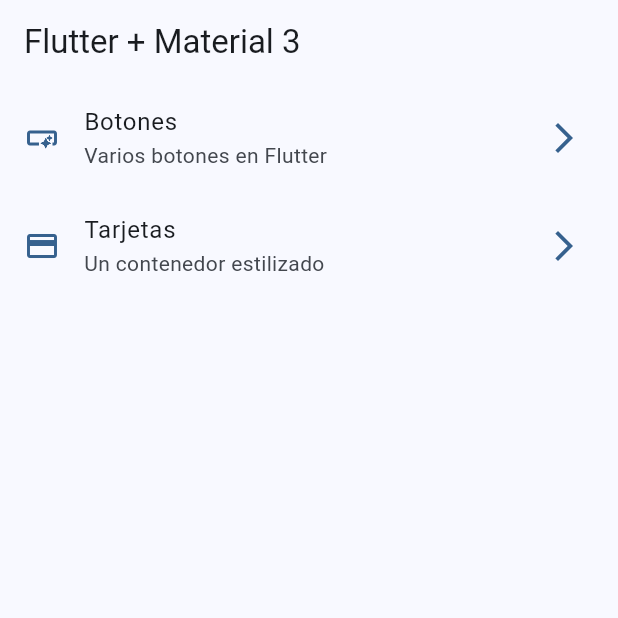
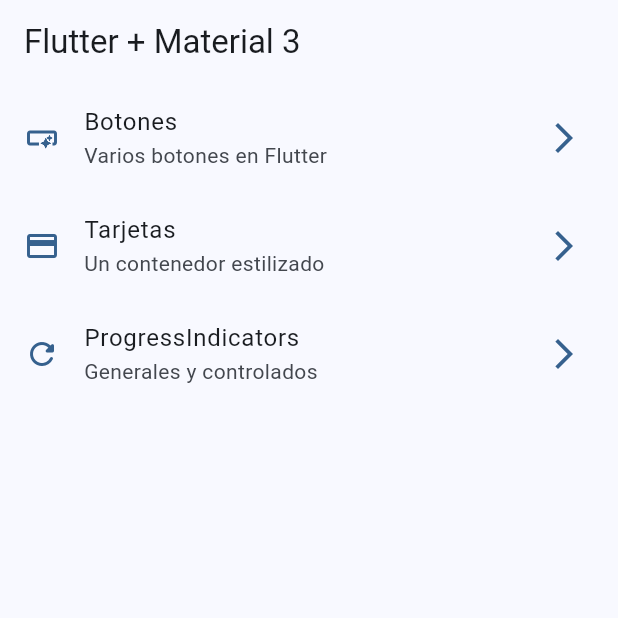
Before and after one commit to Axely7/Widgets-App, a Flutter app: the screen it shows after launch, on a phone screen of 412 x 824 dp, the top half of it. Run offline on Flutter 3.47's test engine with Material 2 defaults, Android fonts, the phone set to English and light mode, and no system bars; our stand-ins replace go_router.

Commit message:
progress indicator

```diff
--- a/lib/config/menu/menu_items.dart
+++ b/lib/config/menu/menu_items.dart
@@ -23,5 +23,10 @@ const appMenuItems = <MenuItems>[
       title: 'Tarjetas',
       subTitle: 'Un contenedor estilizado',
       link: '/cards',
-      icon: Icons.credit_card)
+      icon: Icons.credit_card),
+  MenuItems(
+      title: 'ProgressIndicators',
+      subTitle: 'Generales y controlados',
+      link: '/progress',
+      icon: Icons.refresh_rounded)
 ];
--- a/lib/config/router/app_router.dart
+++ b/lib/config/router/app_router.dart
@@ -16,5 +16,10 @@ final appRouter = GoRouter(initialLocation: '/', routes: [
     name: CardsScreen.name,
     path: '/cards',
     builder: (context, state) => const CardsScreen(),
+  ),
+  GoRoute(
+    name: ProgressScreen.name,
+    path: '/progress',
+    builder: (context, state) => const ProgressScreen(),
   )
 ]);
```
Also changed, not shown: lib/presentation/screens/progress/progress_screen.dart (+45 -0 lines).
